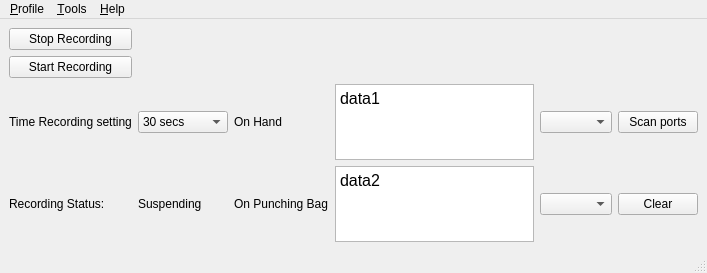
Achicken7301/boxqt, file src/ui/DevMainWindow.ui: the form before one commit.
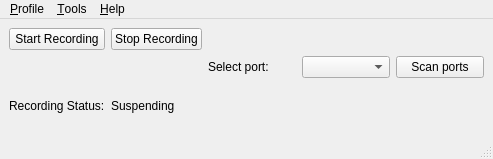
The form after the commit.

Patch:
```diff
--- a/src/ui/DevMainWindow.ui
+++ b/src/ui/DevMainWindow.ui
@@ -6,8 +6,8 @@
    <rect>
     <x>0</x>
     <y>0</y>
-    <width>707</width>
-    <height>273</height>
+    <width>493</width>
+    <height>159</height>
    </rect>
   </property>
   <property name="windowTitle">
@@ -15,126 +15,13 @@
   </property>
   <widget class="QWidget" name="centralwidget">
    <layout class="QGridLayout" name="gridLayout">
-    <item row="2" column="4">
-     <widget class="QComboBox" name="portOnHand"/>
-    </item>
-    <item row="4" column="2">
-     <widget class="QLabel" name="label_3">
-      <property name="text">
-       <string>On Punching Bag</string>
-      </property>
-     </widget>
-    </item>
-    <item row="2" column="2">
-     <widget class="QLabel" name="label_2">
-      <property name="text">
-       <string>On Hand</string>
-      </property>
-     </widget>
-    </item>
-    <item row="2" column="0">
-     <widget class="QLabel" name="label_4">
-      <property name="text">
-       <string>Time Recording setting</string>
-      </property>
-     </widget>
-    </item>
-    <item row="0" column="0">
-     <widget class="QPushButton" name="stopRecordBtn">
-      <property name="text">
-       <string>Stop Recording</string>
-      </property>
-     </widget>
-    </item>
-    <item row="4" column="4">
-     <widget class="QComboBox" name="portOnBag"/>
-    </item>
-    <item row="2" column="6">
-     <widget class="QPushButton" name="uiPortScan">
-      <property name="text">
-       <string>Scan ports</string>
-      </property>
-     </widget>
-    </item>
-    <item row="4" column="6">
-     <widget class="QPushButton" name="clearListBtn">
-      <property name="text">
-       <string>Clear</string>
-      </property>
-     </widget>
-    </item>
-    <item row="2" column="1">
-     <widget class="QComboBox" name="comboBox">
-      <item>
-       <property name="text">
-        <string>30 secs</string>
-       </property>
-      </item>
-      <item>
-       <property name="text">
-        <string>1 minute</string>
-       </property>
-      </item>
-      <item>
-       <property name="text">
-        <string>5 minutes</string>
-       </property>
-      </item>
-      <item>
-       <property name="text">
-        <string>10 minutes</string>
-       </property>
-      </item>
-      <item>
-       <property name="text">
-        <string>30 minutes</string>
-       </property>
-      </item>
-      <item>
-       <property name="text">
-        <string>Custom</string>
-       </property>
-      </item>
-     </widget>
-    </item>
-    <item row="4" column="0">
-     <widget class="QLabel" name="label">
-      <property name="text">
-       <string>Recording Status:</string>
-      </property>
-     </widget>
-    </item>
-    <item row="4" column="3">
-     <widget class="QTextEdit" name="textEdit_2">
-      <property name="html">
-       <string>&lt;!DOCTYPE HTML PUBLIC &quot;-//W3C//DTD HTML 4.0//EN&quot; &quot;http://www.w3.org/TR/REC-html40/strict.dtd&quot;&gt;
-&lt;html&gt;&lt;head&gt;&lt;meta name=&quot;qrichtext&quot; content=&quot;1&quot; /&gt;&lt;style type=&quot;text/css&quot;&gt;
-p, li { white-space: pre-wrap; }
-&lt;/style&gt;&lt;/head&gt;&lt;body style=&quot; font-family:'MS Shell Dlg 2'; font-size:12pt; font-weight:400; font-style:normal;&quot;&gt;
-&lt;p style=&quot; margin-top:0px; margin-bottom:0px; margin-left:0px; margin-right:0px; -qt-block-indent:0; text-indent:0px;&quot;&gt;data2&lt;/p&gt;
-&lt;p style=&quot;-qt-paragraph-type:empty; margin-top:0px; margin-bottom:0px; margin-left:0px; margin-right:0px; -qt-block-indent:0; text-indent:0px;&quot;&gt;&lt;br /&gt;&lt;/p&gt;&lt;/body&gt;&lt;/html&gt;</string>
-      </property>
-     </widget>
-    </item>
-    <item row="4" column="1">
+    <item row="5" column="1">
      <widget class="QLabel" name="sample_rate">
       <property name="text">
        <string>Suspending</string>
       </property>
      </widget>
     </item>
-    <item row="2" column="3">
-     <widget class="QTextEdit" name="textEdit">
-      <property name="html">
-       <string>&lt;!DOCTYPE HTML PUBLIC &quot;-//W3C//DTD HTML 4.0//EN&quot; &quot;http://www.w3.org/TR/REC-html40/strict.dtd&quot;&gt;
-&lt;html&gt;&lt;head&gt;&lt;meta name=&quot;qrichtext&quot; content=&quot;1&quot; /&gt;&lt;style type=&quot;text/css&quot;&gt;
-p, li { white-space: pre-wrap; }
-&lt;/style&gt;&lt;/head&gt;&lt;body style=&quot; font-family:'MS Shell Dlg 2'; font-size:12pt; font-weight:400; font-style:normal;&quot;&gt;
-&lt;p style=&quot; margin-top:0px; margin-bottom:0px; margin-left:0px; margin-right:0px; -qt-block-indent:0; text-indent:0px;&quot;&gt;data1&lt;/p&gt;
-&lt;p style=&quot;-qt-paragraph-type:empty; margin-top:0px; margin-bottom:0px; margin-left:0px; margin-right:0px; -qt-block-indent:0; text-indent:0px;&quot;&gt;&lt;br /&gt;&lt;/p&gt;&lt;/body&gt;&lt;/html&gt;</string>
-      </property>
-     </widget>
-    </item>
     <item row="1" column="0">
      <widget class="QPushButton" name="startRecordBtn">
       <property name="text">
@@ -142,6 +29,37 @@
       </property>
      </widget>
     </item>
+    <item row="3" column="2">
+     <widget class="QLabel" name="label_2">
+      <property name="text">
+       <string>Select port:</string>
+      </property>
+     </widget>
+    </item>
+    <item row="3" column="3">
+     <widget class="QComboBox" name="portOnHand"/>
+    </item>
+    <item row="5" column="0">
+     <widget class="QLabel" name="label">
+      <property name="text">
+       <string>Recording Status:</string>
+      </property>
+     </widget>
+    </item>
+    <item row="3" column="5">
+     <widget class="QPushButton" name="uiPortScan">
+      <property name="text">
+       <string>Scan ports</string>
+      </property>
+     </widget>
+    </item>
+    <item row="1" column="1">
+     <widget class="QPushButton" name="stopRecordBtn">
+      <property name="text">
+       <string>Stop Recording</string>
+      </property>
+     </widget>
+    </item>
    </layout>
   </widget>
   <widget class="QMenuBar" name="menubar">
@@ -149,8 +67,8 @@
     <rect>
      <x>0</x>
      <y>0</y>
-     <width>707</width>
-     <height>21</height>
+     <width>493</width>
+     <height>26</height>
     </rect>
    </property>
    <widget class="QMenu" name="menu_Profile">
```
